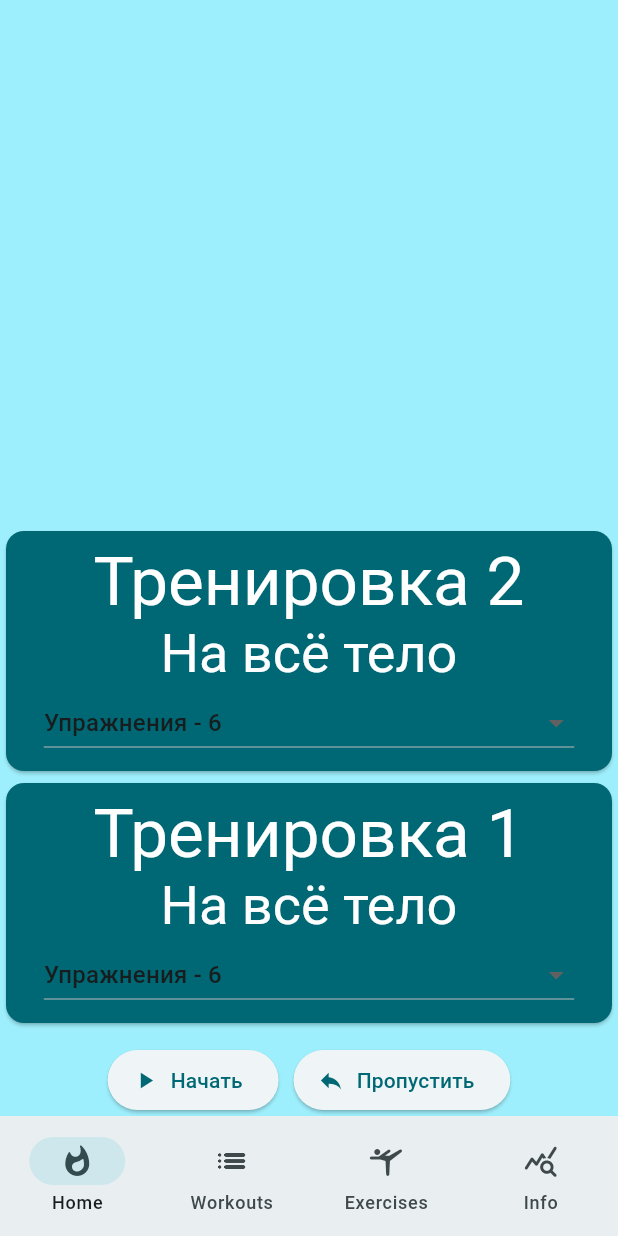
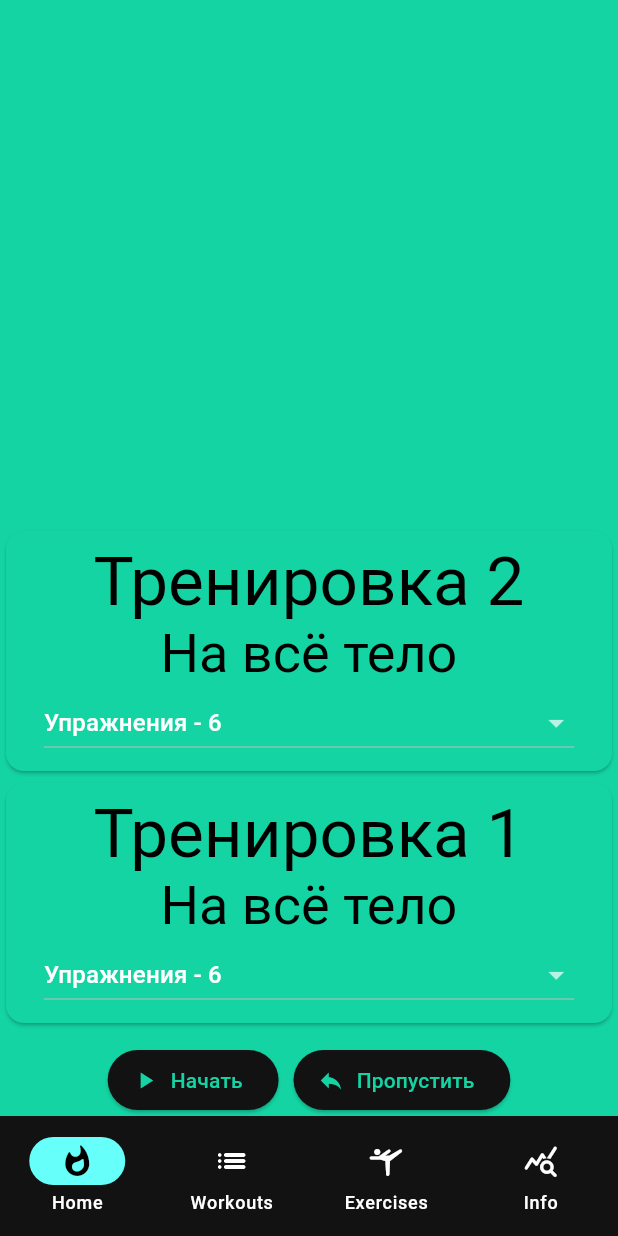
Before and after one commit to Karenfen/MyHomeGym, a Flutter app: the screen it shows after launch, on a phone screen of 412 x 824 dp. Run offline on Flutter 3.47's test engine with Material 2 defaults, Android fonts, the light colour scheme and no system bars; our stand-ins replace audioplayers, youtube_player_flutter.

Commit message:
изменил цветовую схему

```diff
--- a/lib/my_app.dart
+++ b/lib/my_app.dart
@@ -24,8 +24,9 @@ class MyApp extends StatelessWidget {
         title: 'My Home Gym',
         theme: ThemeData(
           useMaterial3: true,
-          colorScheme: ColorScheme.fromSeed(
-              seedColor: Color.fromARGB(255, 255, 255, 255)),
+          colorScheme: ColorScheme.highContrastDark(
+            primary: Color.fromARGB(255, 20, 212, 164),
+          ),
         ),
         home: MyHomePage(),
       ),
```
